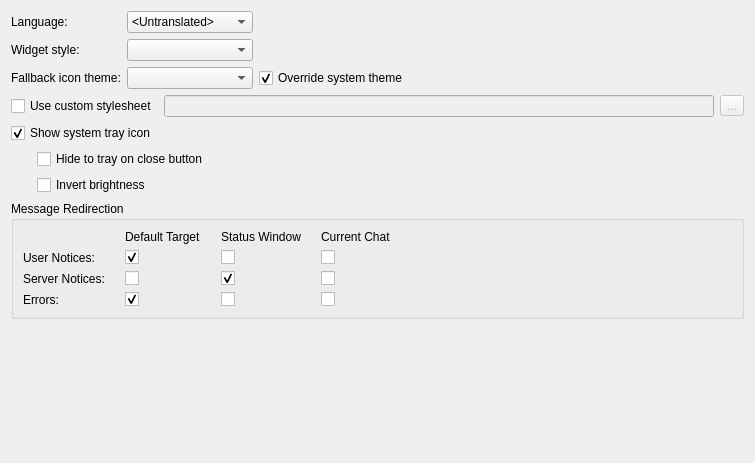
Before: the Qt Designer form src/qtui/settingspages/appearancesettingspage.ui in quassel/quassel, drawn with Qt 5.
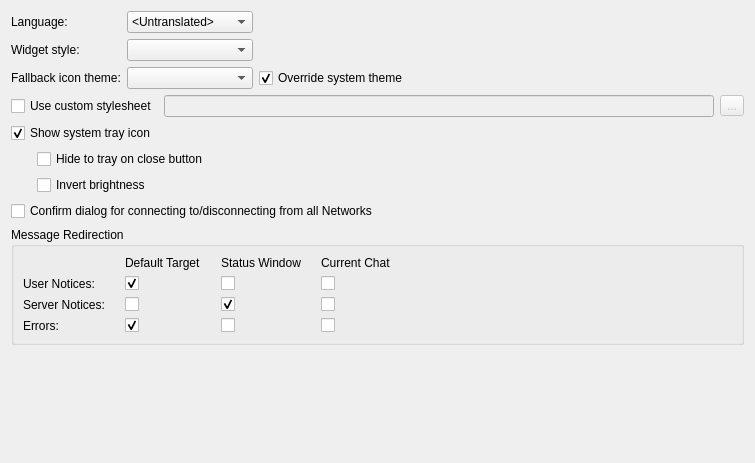
After: the same form once the commit is applied.

Commit message: Option to disable confirmation dialog for connecting to/disconnecting from all networks

What changed in the file:
```diff
--- a/src/qtui/settingspages/appearancesettingspage.ui
+++ b/src/qtui/settingspages/appearancesettingspage.ui
@@ -242,6 +242,19 @@
      </item>
     </layout>
    </item>
+   <item>
+    <widget class="QCheckBox" name="showConfirmConnectionDlg">
+     <property name="text">
+      <string>Confirm dialog for connecting to/disconnecting from all Networks</string>
+     </property>
+     <property name="settingsKey" stdset="0">
+      <string notr="true">ShowConfirmConnectionDlg</string>
+     </property>
+     <property name="defaultValue" stdset="0">
+      <bool>true</bool>
+     </property>
+    </widget>
+   </item>
    <item>
     <widget class="QGroupBox" name="groupBox_3">
      <property name="title">
```
The commit also changes 1 other file.
